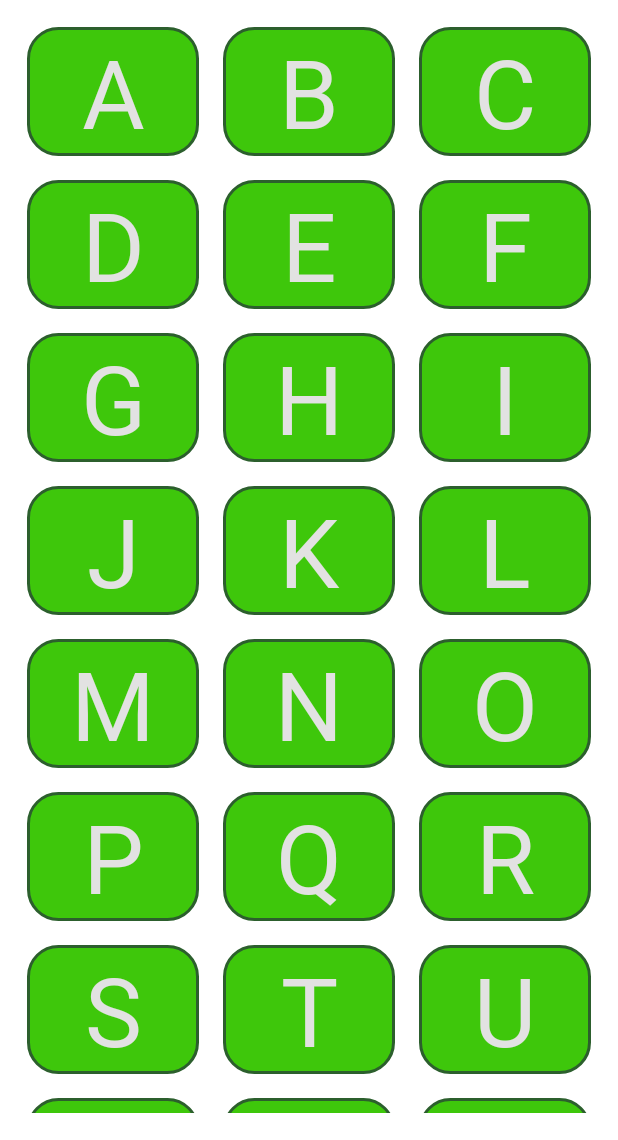
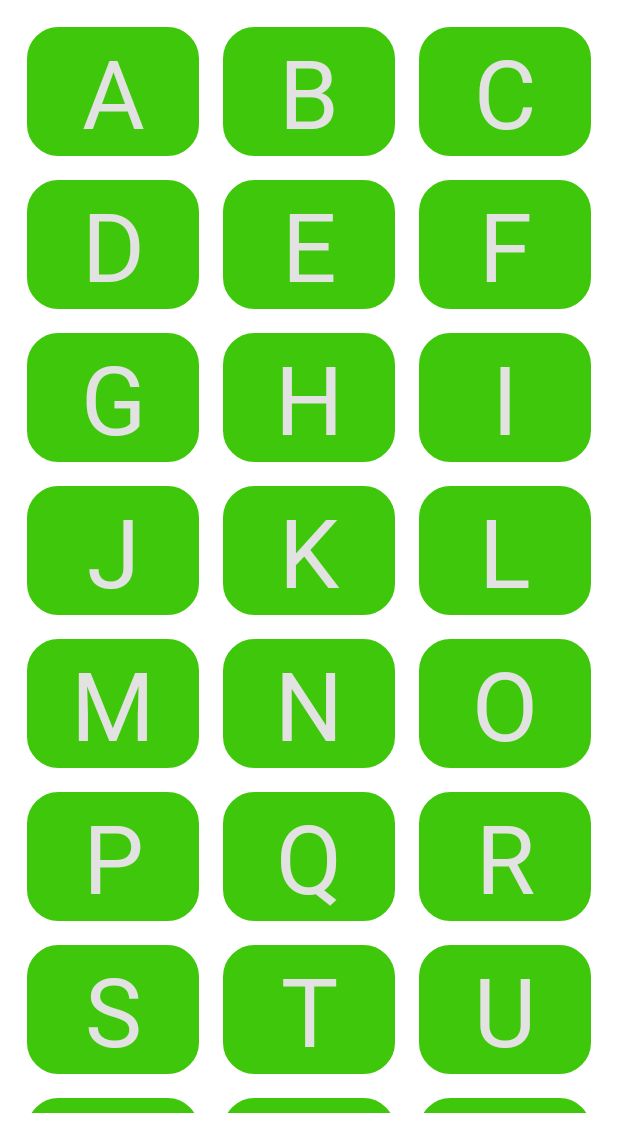
Before and after one commit to reabetsoempapa/AlphabetBook, an Android app: the screen it shows after launch (MainActivity), on a phone screen of 412 x 824 dp, the part 96-1236 px from its top. Run offline under Robolectric (Android 15) with nearby library versions, the phone set to English and light mode, and no system bars.

Commit message:
Fix color inconsistency

```diff
--- a/app/src/main/res/drawable/border.xml
+++ b/app/src/main/res/drawable/border.xml
@@ -6,7 +6,7 @@
     <solid android:color="@color/green_color" />
 
     <stroke android:width="2dp"
-        android:color="@color/dark_green_color" />
+        android:color="@color/green_color" />
     <corners android:radius="20dp"/>
     <padding
         android:left="0dp"
```
